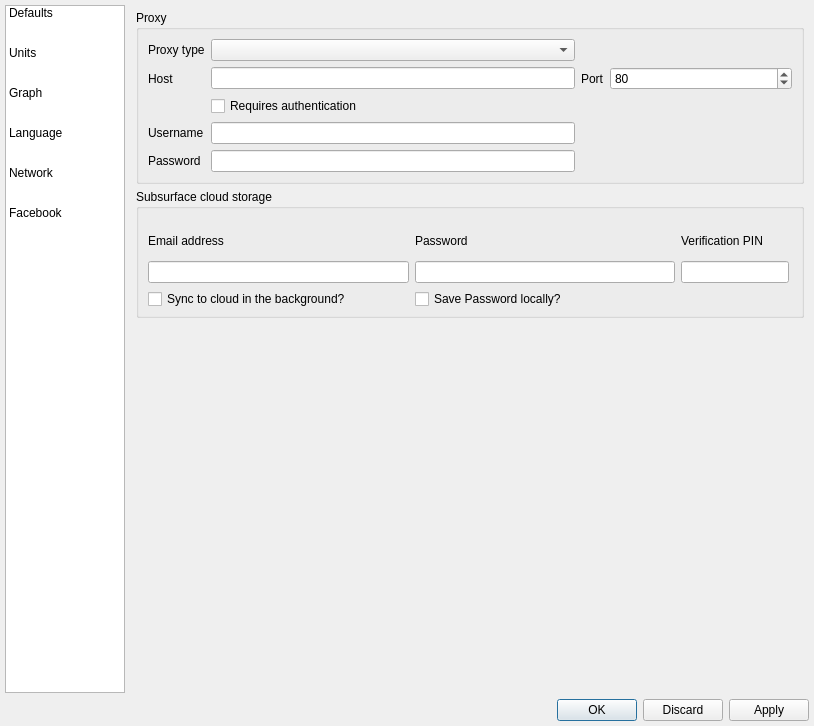
subsurface/subsurface, file qt-ui/preferences.ui: the form before one commit.
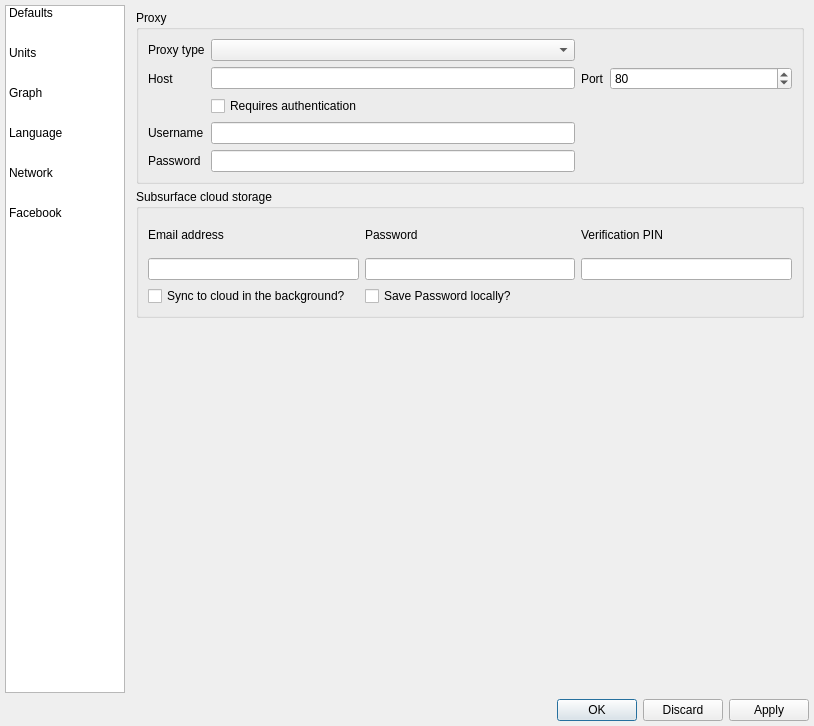
The form after the commit. The open tabs and pages were chosen to show the change. Icons and pictures are not drawn.

Commit message:
Create layout on parent, not on items around it
Correctly handles resizing of interface items by
creating the layout on the parent instead of selecting the
items and applying the layout around them.

Diff of the .ui file:
```diff
--- a/qt-ui/preferences.ui
+++ b/qt-ui/preferences.ui
@@ -1214,19 +1214,7 @@
            <property name="title">
             <string>Subsurface cloud storage</string>
            </property>
-           <widget class="QWidget" name="layoutWidget">
-            <property name="geometry">
-             <rect>
-              <x>12</x>
-              <y>37</y>
-              <width>641</width>
-              <height>83</height>
-             </rect>
-            </property>
-            <layout class="QGridLayout" name="gridLayout_3" rowstretch="1,1,1" columnstretch="1,1,0">
-             <property name="sizeConstraint">
-              <enum>QLayout::SetMaximumSize</enum>
-             </property>
+           <layout class="QGridLayout" name="gridLayout_3">
              <item row="0" column="0">
               <widget class="QLabel" name="label_16b">
                <property name="toolTip">
@@ -1244,23 +1232,6 @@
                </property>
               </widget>
              </item>
-             <item row="1" column="0">
-              <widget class="QLineEdit" name="cloud_storage_email">
-               <property name="toolTip">
-                <string extracomment="Email address used for the Subsurface cloud storage infrastructure"/>
-               </property>
-              </widget>
-             </item>
-             <item row="1" column="1">
-              <widget class="QLineEdit" name="cloud_storage_password"/>
-             </item>
-             <item row="2" column="1">
-              <widget class="QCheckBox" name="save_password_local">
-               <property name="text">
-                <string>Save Password locally?</string>
-               </property>
-              </widget>
-             </item>
              <item row="0" column="2">
               <widget class="QLabel" name="cloud_storage_pin_label">
                <property name="text">
@@ -1268,6 +1239,16 @@
                </property>
               </widget>
              </item>
+            <item row="1" column="0">
+             <widget class="QLineEdit" name="cloud_storage_email">
+              <property name="toolTip">
+               <string extracomment="Email address used for the Subsurface cloud storage infrastructure"/>
+              </property>
+             </widget>
+            </item>
+            <item row="1" column="1">
+             <widget class="QLineEdit" name="cloud_storage_password"/>
+            </item>
              <item row="1" column="2">
               <widget class="QLineEdit" name="cloud_storage_pin">
                <property name="toolTip">
@@ -1282,8 +1263,14 @@
                </property>
               </widget>
              </item>
-            </layout>
-           </widget>
+            <item row="2" column="1">
+             <widget class="QCheckBox" name="save_password_local">
+              <property name="text">
+               <string>Save Password locally?</string>
+              </property>
+             </widget>
+            </item>
+           </layout>
           </widget>
          </item>
          <item>
```
Left out of the diff: 2 changed lines with no effect on the pictures. Lines whose indentation alone changed are shown as unchanged.
